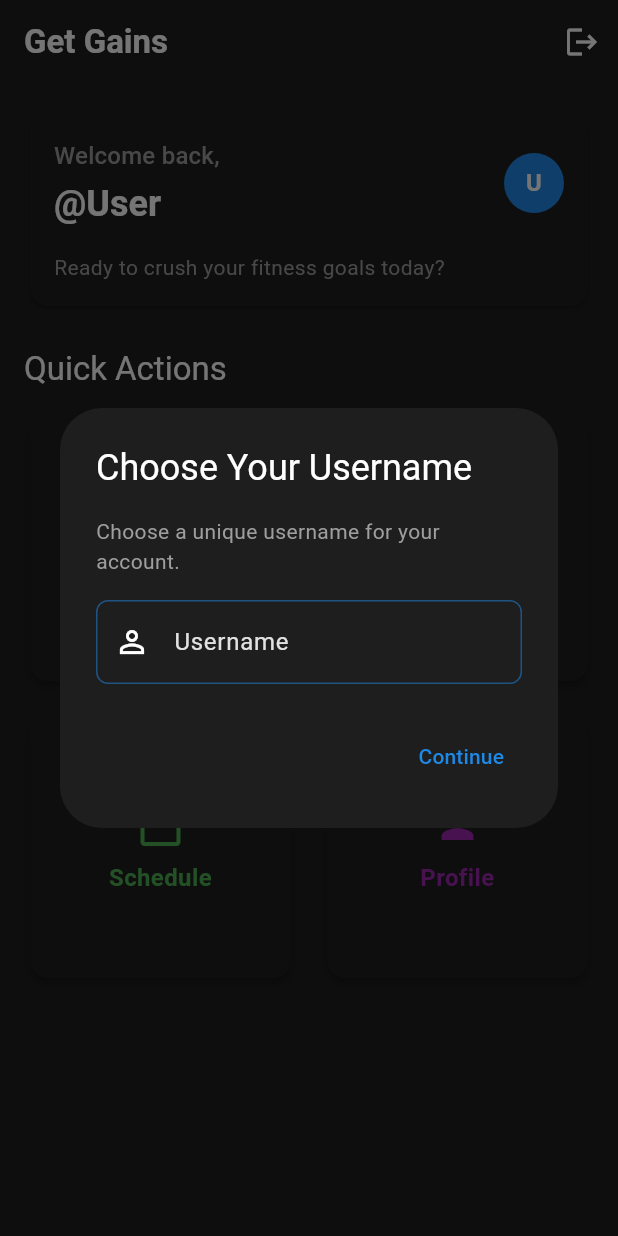
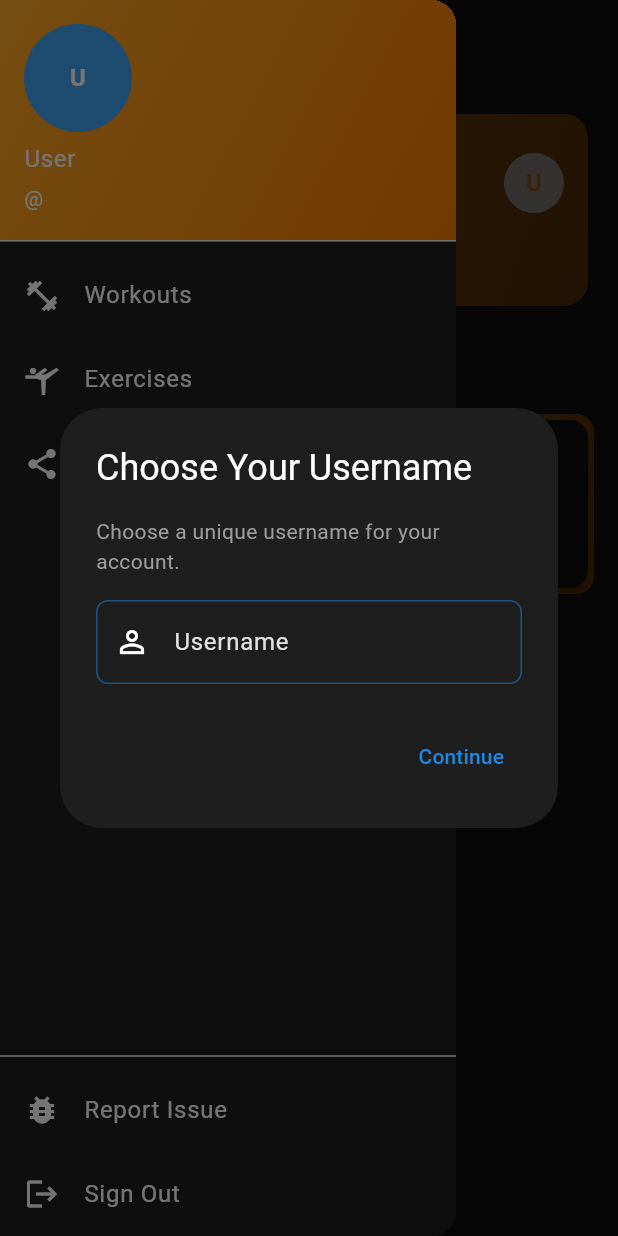
Before and after one commit to ajaparicio36/get-gains, a Flutter app: the screen it shows once a user with an empty profile is signed in, with the side drawer open (before the commit the screen has no drawer), on a phone screen of 412 x 824 dp. Run offline on Flutter 3.47's test engine with Material 3 defaults, Android fonts, the phone set to English and light mode, and no system bars; our stand-ins replace cloud_firestore, firebase_auth, firebase_core, google_sign_in; accounts and stored records are empty.

Commit message:
Improve home screen UI

```diff
--- a/lib/app/screens/home_screen.dart
+++ b/lib/app/screens/home_screen.dart
@@ -1,4 +1,3 @@
-// lib/app/screens/home_screen.dart
 import 'package:flutter/material.dart';
 import 'package:firebase_auth/firebase_auth.dart';
 import 'package:get_gains_online/features/auth/widgets/username_setup_dialog.dart';
@@ -22,16 +21,107 @@ class HomeScreen extends StatelessWidget {
 
     return Scaffold(
       appBar: AppBar(
+        leading: Builder(
+          builder: (context) => IconButton(
+            icon: const Icon(Icons.menu),
+            onPressed: () => Scaffold.of(context).openDrawer(),
+          ),
+        ),
+        centerTitle: true,
         title: const Text(
           'Get Gains',
           style: TextStyle(fontWeight: FontWeight.bold),
         ),
-        actions: [
-          IconButton(
-            icon: const Icon(Icons.logout),
-            onPressed: () => FirebaseAuth.instance.signOut(),
+      ),
+      drawer: StreamBuilder<UserModel?>(
+        stream: firestoreService.getUserStream(),
+        builder: (context, snapshot) {
+          final user = snapshot.data;
+          return Drawer(
+            child: Column(
+              children: [
+                UserAccountsDrawerHeader(
+                  decoration: BoxDecoration(
+                    gradient: LinearGradient(
+                      begin: Alignment.topLeft,
+                      end: Alignment.bottomRight,
+                      colors: [
+                        AppColors.secondaryColor,
+                        AppColors.secondaryDark,
+                      ],
+                    ),
+                  ),
+                  currentAccountPicture: CircleAvatar(
+                    backgroundColor: AppColors.primaryLight,
+                    child: Text(
+                      (user?.username ?? user?.displayName ?? 'U')[0]
+                          .toUpperCase(),
+                      style: const TextStyle(
+                        color: Colors.white,
+                        fontWeight: FontWeight.bold,
+                      ),
+                    ),
+                  ),
+                  accountName: Text(user?.displayName ?? 'User'),
+                  accountEmail: Text('@${user?.username ?? ''}'),
+                ),
+                Expanded(
+                  child: Column(
+                    children: [
+                      Expanded(
+                        child: ListView(
+                          children: [
+                            ListTile(
+                              leading: const Icon(Icons.fitness_center),
+                              title: const Text('Workouts'),
+                              onTap: () {
+                                // Navigate to workouts
+                                Navigator.pop(context);
+                              },
+                            ),
+                            ListTile(
+                              leading: const Icon(Icons.sports_gymnastics),
+                              title: const Text('Exercises'),
+                              onTap: () {
+                                // Navigate to exercises
+                                Navigator.pop(context);
+                              },
+                            ),
+                            ListTile(
+                              leading: const Icon(Icons.share),
+                              title: const Text('Share'),
+                              onTap: () {
+                                // Handle share
+                                Navigator.pop(context);
+                              },
                             ),
                           ],
+                        ),
+                      ),
+                      const Divider(),
+                      ListTile(
+                        leading: const Icon(Icons.bug_report),
+                        title: const Text('Report Issue'),
+                        onTap: () {
+                          // Handle report
+                          Navigator.pop(context);
+                        },
+                      ),
+                      ListTile(
+                        leading: const Icon(Icons.logout),
+                        title: const Text('Sign Out'),
+                        onTap: () {
+                          Navigator.pop(context);
+                          FirebaseAuth.instance.signOut();
+                        },
+                      ),
+                    ],
+                  ),
+                ),
+              ],
+            ),
+          );
+        },
       ),
       body: StreamBuilder<UserModel?>(
         stream: firestoreService.getUserStream(),
@@ -58,8 +148,6 @@ class HomeScreen extends StatelessWidget {
               }
 
               final user = snapshot.data;
-
-              // Rest of your existing UI code here...
               return CustomScrollView(
                 slivers: [
                   SliverToBoxAdapter(
@@ -70,6 +158,21 @@ class HomeScreen extends StatelessWidget {
                         children: [
                           // Welcome Section with Username
                           Card(
+                            shape: RoundedRectangleBorder(
+                              borderRadius: BorderRadius.circular(16),
+                            ),
+                            child: Container(
+                              decoration: BoxDecoration(
+                                gradient: LinearGradient(
+                                  begin: Alignment.topLeft,
+                                  end: Alignment.bottomRight,
+                                  colors: [
+                                    AppColors.secondaryColor.withOpacity(0.8),
+                                    AppColors.secondaryDark.withOpacity(0.6),
+                                  ],
+                                ),
+                                borderRadius: BorderRadius.circular(16),
+                              ),
                               child: Padding(
                                 padding: const EdgeInsets.all(16),
                                 child: Column(
@@ -88,7 +191,7 @@ class HomeScreen extends StatelessWidget {
                                                     .textTheme
                                                     .titleMedium
                                                     ?.copyWith(
-                                                    color: Colors.grey,
+                                                      color: Colors.white70,
                                                     ),
                                               ),
                                               const SizedBox(height: 4),
@@ -98,21 +201,24 @@ class HomeScreen extends StatelessWidget {
                                                     .textTheme
                                                     .headlineSmall
                                                     ?.copyWith(
-                                                    fontWeight: FontWeight.bold,
+                                                      fontWeight:
+                                                          FontWeight.bold,
+                                                      color: Colors.white,
                                                     ),
                                               ),
                                             ],
                                           ),
                                         ),
                                         CircleAvatar(
-                                        backgroundColor: AppColors.primaryColor,
+                                          backgroundColor:
+                                              Colors.white.withOpacity(0.9),
                                           child: Text(
                                             (user?.username ??
                                                     user?.displayName ??
                                                     'U')[0]
                                                 .toUpperCase(),
-                                          style: const TextStyle(
-                                            color: Colors.white,
+                                            style: TextStyle(
+                                              color: AppColors.secondaryColor,
                                               fontWeight: FontWeight.bold,
                                             ),
                                           ),
@@ -120,60 +226,74 @@ class HomeScreen extends StatelessWidget {
                                       ],
                                     ),
                                     const SizedBox(height: 16),
-                                  const Text(
+                                    Text(
                                       'Ready to crush your fitness goals today?',
-                                    style: TextStyle(color: Colors.grey),
+                                      style: TextStyle(color: Colors.white70),
                                     ),
                                   ],
                                 ),
                               ),
                             ),
+                          ),
                           const SizedBox(height: 24),
-
-                          // Quick Actions
                           Text(
                             'Quick Actions',
                             style: Theme.of(context).textTheme.titleLarge,
                           ),
                           const SizedBox(height: 16),
-                          GridView.count(
-                            shrinkWrap: true,
-                            physics: const NeverScrollableScrollPhysics(),
-                            crossAxisCount: 2,
-                            mainAxisSpacing: 16,
-                            crossAxisSpacing: 16,
+                          // Modified Quick Actions - 2 cards in a row
+                          Row(
                             children: [
-                              _QuickActionCard(
+                              Expanded(
+                                child: Container(
+                                  height: 120,
+                                  decoration: BoxDecoration(
+                                    gradient: LinearGradient(
+                                      begin: Alignment.topLeft,
+                                      end: Alignment.bottomRight,
+                                      colors: [
+                                        AppColors.primaryColor.withOpacity(0.8),
+                                        AppColors.primaryDark.withOpacity(0.6),
+                                      ],
+                                    ),
+                                    borderRadius: BorderRadius.circular(12),
+                                  ),
+                                  child: _QuickActionCard(
                                     icon: Icons.fitness_center,
-                                title: 'Start Workout',
-                                color: AppColors.primaryColor,
+                                    title: 'Start a Workout',
+                                    color: Colors.white,
                                     onTap: () {
                                       // Navigate to workout screen
                                     },
                                   ),
-                              _QuickActionCard(
+                                ),
+                              ),
+                              const SizedBox(width: 16),
+                              Expanded(
+                                child: Container(
+                                  height: 120,
+                                  decoration: BoxDecoration(
+                                    gradient: LinearGradient(
+                                      begin: Alignment.topLeft,
+                                      end: Alignment.bottomRight,
+                                      colors: [
+                                        AppColors.secondaryColor
+                                            .withOpacity(0.8),
+                                        AppColors.secondaryDark
+                                            .withOpacity(0.6),
+                                      ],
+                                    ),
+                                    borderRadius: BorderRadius.circular(12),
+                                  ),
+                                  child: _QuickActionCard(
                                     icon: Icons.track_changes,
                                     title: 'Track Progress',
-                                color: AppColors.secondaryColor,
+                                    color: Colors.white,
                                     onTap: () {
                                       // Navigate to progress screen
                                     },
                                   ),
-                              _QuickActionCard(
-                                icon: Icons.calendar_today,
-                                title: 'Schedule',
-                                color: Colors.green,
-                                onTap: () {
-                                  // Navigate to schedule screen
-                                },
                                 ),
-                              _QuickActionCard(
-                                icon: Icons.person,
-                                title: 'Profile',
-                                color: Colors.purple,
-                                onTap: () {
-                                  // Navigate to profile screen
-                                },
                               ),
                             ],
                           ),
```
Lines whose indentation alone changed are shown as unchanged.
